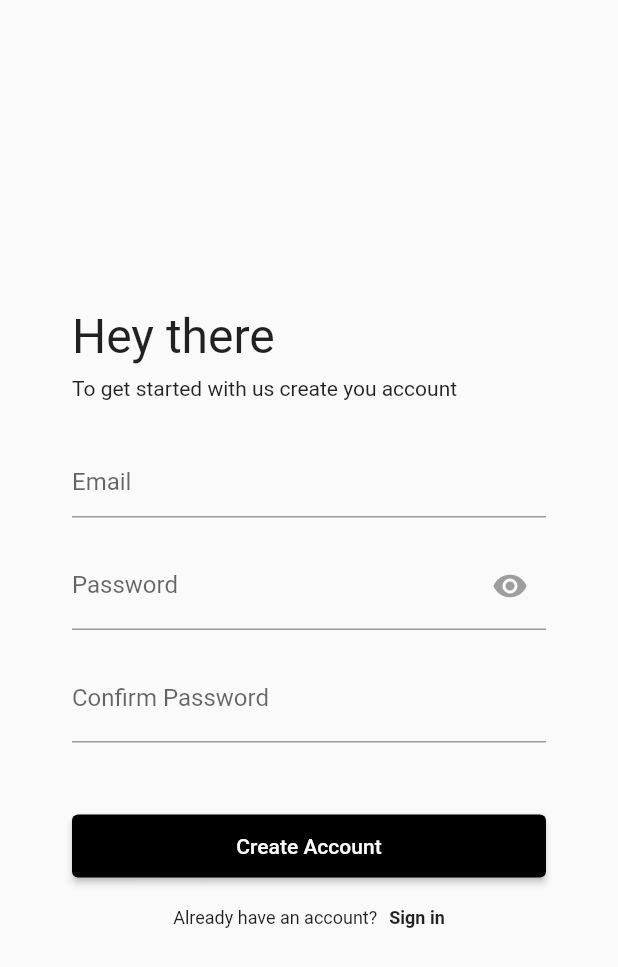
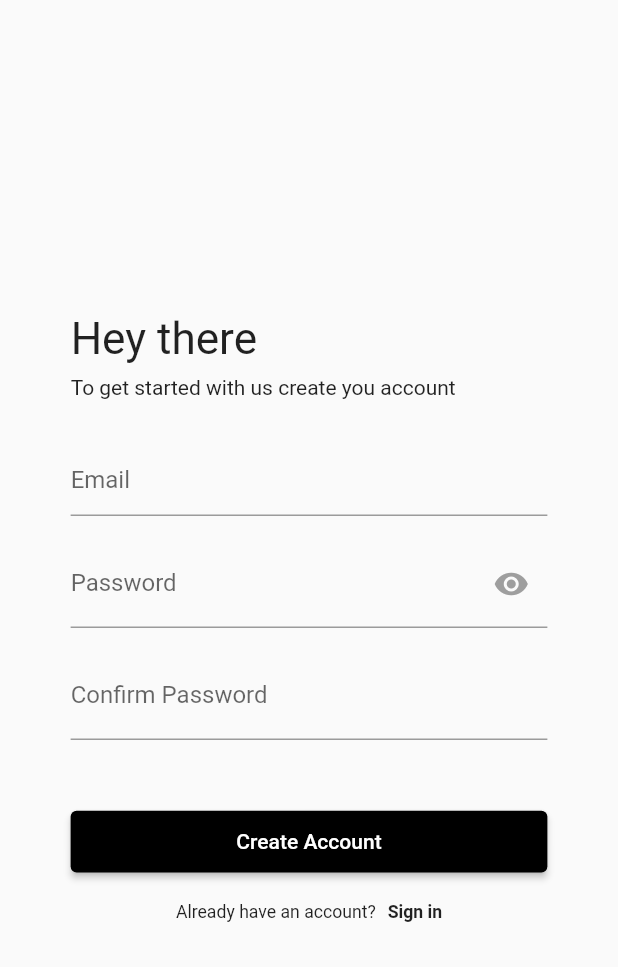
Before and after one commit to abhibarkade-course-android/SwatantraTech-UserRegitration, a Flutter app: the screen it shows after launch, after a tap on "Sign up for free", on a phone screen of 412 x 824 dp. Shown: the top 967 px of the screen. Run offline on Flutter 3.47's test engine with Material 2 defaults, Android fonts, the phone set to English and light mode, and no system bars; our stand-ins replace firebase_auth, firebase_core, get; missing offline and left inert: material_dialogs; accounts and stored records are empty; generated files the repository leaves out were written again.

Commit message:
static UI to responsive UI

```diff
--- a/lib/main.dart
+++ b/lib/main.dart
@@ -21,7 +21,7 @@ class MyApp extends StatelessWidget {
       theme: ThemeData(
         primarySwatch: Colors.blue,
       ),
-      home: const SignIn(),
+      home: SignIn(),
     );
   }
 }
--- a/lib/screens/auth/sign_in.dart
+++ b/lib/screens/auth/sign_in.dart
@@ -2,7 +2,10 @@ import 'package:flutter/foundation.dart';
 import 'package:flutter/material.dart';
 import 'package:swatantratech/helper/sign_in_helper.dart';
 import 'package:swatantratech/screens/auth/sign_up.dart';
+import 'package:swatantratech/utilities/dimensions.dart';
 import 'package:swatantratech/widgets/reset_password.dart';
+
+import '../../widgets/dialogs.dart';
 
 class SignIn extends StatefulWidget {
   const SignIn({Key? key}) : super(key: key);
@@ -21,25 +24,27 @@ class _SignInState extends State<SignIn> {
     return Scaffold(
       body: Center(
         child: Container(
-          margin: EdgeInsets.all(48),
+          constraints: BoxConstraints(maxWidth: Dimensions.w360),
+          margin: EdgeInsets.all(Dimensions.h48),
+          child: SingleChildScrollView(
             child: Column(
               mainAxisAlignment: MainAxisAlignment.center,
               crossAxisAlignment: CrossAxisAlignment.start,
               children: [
                 Text(
                   'Welcome back',
-                style: TextStyle(fontSize: 32),
+                  style: TextStyle(fontSize: Dimensions.f32),
                 ),
-              SizedBox(height: 8),
-              Text('Welcome back! Please enter you details.'),
-              SizedBox(height: 30),
+                SizedBox(height: Dimensions.h8),
+                const Text('Welcome back! Please enter you details.'),
+                SizedBox(height: Dimensions.h30),
                 TextField(
                   keyboardType: TextInputType.emailAddress,
                   maxLines: 1,
                   controller: _emailController,
-                decoration: InputDecoration(hintText: 'Email'),
+                  decoration: const InputDecoration(hintText: 'Email'),
                 ),
-              SizedBox(height: 16),
+                SizedBox(height: Dimensions.h16),
                 TextField(
                   maxLines: 1,
                   controller: _passwordController,
@@ -57,7 +62,7 @@ class _SignInState extends State<SignIn> {
                     ),
                   ),
                 ),
-              SizedBox(height: 16),
+                SizedBox(height: Dimensions.h16),
                 Align(
                   alignment: Alignment.centerRight,
                   child: InkWell(
@@ -67,40 +72,55 @@ class _SignInState extends State<SignIn> {
                     },
                   ),
                 ),
-              SizedBox(height: 32),
+                SizedBox(height: Dimensions.h30),
                 Container(
                   width: double.maxFinite,
-                height: 42,
+                  height: Dimensions.h42,
                   child: ElevatedButton(
                     style: ButtonStyle(
                       backgroundColor: MaterialStateProperty.all(Colors.black),
                     ),
                     onPressed: () {
+                      if (_emailController.text.isNotEmpty &&
+                          _passwordController.text.isNotEmpty) {
                         SignInHelper.signIn(context, _emailController.text,
                             _passwordController.text);
+                      } else {
+                        CustomDialogs.showErrorDialog(
+                            context,
+                            "All fields are required",
+                            'Invalid Data',
+                            'Try Again',
+                            'invalid_anim',
+                            false,
+                            null);
+                      }
                     },
                     child: const Text('Log In'),
                   ),
                 ),
-              SizedBox(height: 20),
+                SizedBox(height: Dimensions.h20),
                 Row(
                   mainAxisAlignment: MainAxisAlignment.center,
                   children: [
-                  const Text(
-                    "Dont't have an account?",
-                    style: TextStyle(fontSize: 12),
+                    Text(
+                      "Don't have an account?",
+                      style: TextStyle(fontSize: Dimensions.f12),
                     ),
-                  SizedBox(width: 8),
+                    SizedBox(width: Dimensions.h8),
                     InkWell(
-                    child: const Text(
+                      child: Text(
                         "Sign up for free",
-                      style:
-                          TextStyle(fontSize: 12, fontWeight: FontWeight.bold),
+                        style: TextStyle(
+                            fontSize: Dimensions.f12,
+                            fontWeight: FontWeight.bold),
                       ),
                       onTap: () {
                         setState(() {
-                        Navigator.push(context,
-                            MaterialPageRoute(builder: (context) => SignUp()));
+                          Navigator.push(
+                              context,
+                              MaterialPageRoute(
+                                  builder: (context) => SignUp()));
                         });
                       },
                     ),
@@ -110,6 +130,7 @@ class _SignInState extends State<SignIn> {
             ),
           ),
         ),
+      ),
     );
   }
 }
--- a/lib/screens/auth/sign_up.dart
+++ b/lib/screens/auth/sign_up.dart
@@ -1,9 +1,9 @@
 import 'package:firebase_auth/firebase_auth.dart';
 import 'package:flutter/material.dart';
-import 'package:get/get.dart';
-import 'package:get/get_connect/http/src/utils/utils.dart';
 import 'package:swatantratech/screens/auth/sign_in.dart';
 import 'package:swatantratech/widgets/dialogs.dart';
+
+import '../../utilities/dimensions.dart';
 
 class SignUp extends StatefulWidget {
   const SignUp({Key? key}) : super(key: key);
@@ -86,25 +86,26 @@ class _SignUpState extends State<SignUp> {
     return Scaffold(
       body: Center(
         child: Container(
-          margin: EdgeInsets.all(48),
+          constraints: BoxConstraints(maxWidth: Dimensions.w360),
+          margin: EdgeInsets.all(Dimensions.h48),
           child: Column(
             mainAxisAlignment: MainAxisAlignment.center,
             crossAxisAlignment: CrossAxisAlignment.start,
             children: [
               Text(
                 'Hey there',
-                style: TextStyle(fontSize: 32),
+                style: TextStyle(fontSize: Dimensions.h30),
               ),
-              SizedBox(height: 8),
+              SizedBox(height: Dimensions.h8),
               Text("To get started with us create you account"),
-              SizedBox(height: 30),
+              SizedBox(height: Dimensions.h30),
               TextField(
                 keyboardType: TextInputType.emailAddress,
                 maxLines: 1,
                 controller: _emailController,
                 decoration: InputDecoration(hintText: 'Email'),
               ),
-              SizedBox(height: 16),
+              SizedBox(height: Dimensions.h16),
               TextField(
                 maxLines: 1,
                 controller: _passwordController,
@@ -122,7 +123,7 @@ class _SignUpState extends State<SignUp> {
                   ),
                 ),
               ),
-              SizedBox(height: 16),
+              SizedBox(height: Dimensions.h16),
               TextField(
                 obscureText: !_showPassword,
                 maxLines: 1,
@@ -131,10 +132,10 @@ class _SignUpState extends State<SignUp> {
                   labelText: 'Confirm Password',
                 ),
               ),
-              SizedBox(height: 48),
+              SizedBox(height: Dimensions.h48),
               Container(
                 width: double.maxFinite,
-                height: 42,
+                height: Dimensions.h42,
                 child: ElevatedButton(
                   style: ButtonStyle(
                     backgroundColor: MaterialStateProperty.all(Colors.black),
@@ -143,20 +144,21 @@ class _SignUpState extends State<SignUp> {
                   child: const Text('Create Account'),
                 ),
               ),
-              SizedBox(height: 20),
+              SizedBox(height: Dimensions.h20),
               Row(
                 mainAxisAlignment: MainAxisAlignment.center,
                 children: [
-                  const Text(
+                  Text(
                     "Already have an account?",
-                    style: TextStyle(fontSize: 12),
+                    style: TextStyle(fontSize: Dimensions.f12),
                   ),
-                  SizedBox(width: 8),
+                  SizedBox(width: Dimensions.h8),
                   InkWell(
-                    child: const Text(
+                    child: Text(
                       "Sign in",
-                      style:
-                          TextStyle(fontSize: 12, fontWeight: FontWeight.bold),
+                      style: TextStyle(
+                          fontSize: Dimensions.f12,
+                          fontWeight: FontWeight.bold),
                     ),
                     onTap: () {
                       setState(() {
--- a/lib/utilities/dimensions.dart
+++ b/lib/utilities/dimensions.dart
@@ -1,8 +1,21 @@
 import 'package:get/get.dart';
 
 class Dimensions {
-  static double screenHeight = Get.context!.height;
-  static double screenWidth = Get.context!.width;
+  static double screenHeight = Get.height;
+  static double screenWidth = Get.width;
 
+  // Height
+  static double h8 = screenHeight/105;
+  static double h16 = screenHeight/52.5;
+  static double h20 = screenHeight/42;
+  static double h30 = screenHeight/28;
+  static double h42 = screenHeight/20;
+  static double h48 = screenHeight/17.5;
 
+  // Width
+  static double w360 = screenHeight / 2.33;
+
+  // Font
+  static double f12 = screenHeight/70;
+  static double f32 = screenHeight/26.25;
 }
--- a/lib/widgets/dialogs.dart
+++ b/lib/widgets/dialogs.dart
@@ -22,7 +22,7 @@ class CustomDialogs {
         'assets/lottie/$lottie.json',
         fit: BoxFit.contain,
       ),
-      dialogWidth: kIsWeb ? 0.3 : null,
+      dialogWidth: 0.3,
       context: context,
       actions: [
         IconsButton(
```
Also changed, not shown: pubspec.yaml (+0 -15 lines). Lines whose indentation alone changed are shown as unchanged.
